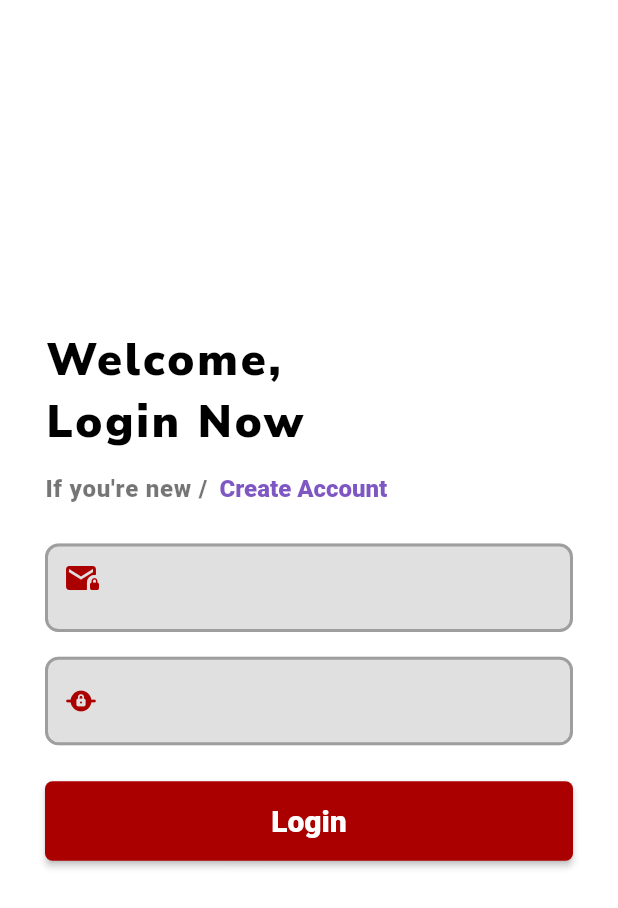
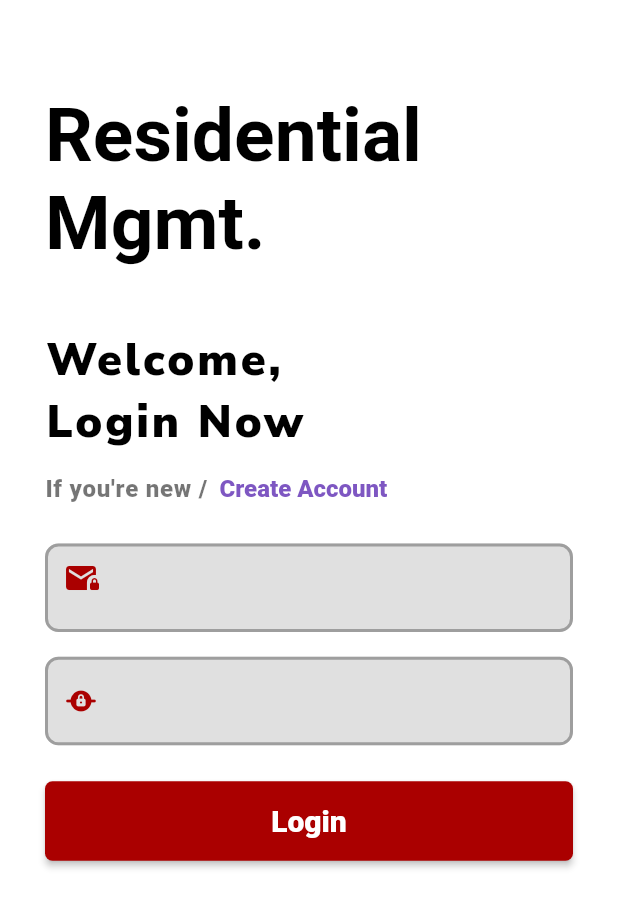
Before and after one commit to M-Saaim/Resedential-app, a Flutter app: the screen it shows after launch, on a phone screen of 412 x 824 dp. Shown: the top 908 px of the screen. Run offline on Flutter 3.47's test engine with Material 2 defaults, Android fonts, the phone set to English and light mode, and no system bars; drawn by our look-alikes of animated_text_kit; our stand-ins replace cloud_firestore, firebase_auth, firebase_core, google_fonts; accounts and stored records are empty.

Commit message:
ligin page title

```diff
--- a/lib/screen/loginpage.dart
+++ b/lib/screen/loginpage.dart
@@ -4,6 +4,14 @@ import 'package:resedentialapp/screen/admin/adhome.dart';
 import 'package:resedentialapp/screen/homepage.dart';
 import 'package:resedentialapp/screen/signin.dart';
 import 'package:firebase_auth/firebase_auth.dart';
+import 'package:animated_text_kit/animated_text_kit.dart';
+
+const _kTexts = ['Hello'];
+const _kTextStyle = TextStyle(
+  fontSize: 32.0,
+  fontWeight: FontWeight.bold,
+  color: Colors.blueAccent,
+);
 
 class LoginPage extends StatefulWidget {
   const LoginPage({Key? key}) : super(key: key);
@@ -17,8 +25,10 @@ class _LoginPageState extends State<LoginPage> {
 
   late String email;
   late String password;
+
   @override
   Widget build(BuildContext context) {
+    final titleTextStyle = Theme.of(context).textTheme.headlineSmall;
     return Scaffold(
       backgroundColor: Colors.white,
       body: SingleChildScrollView(
@@ -29,25 +39,43 @@ class _LoginPageState extends State<LoginPage> {
             width: MediaQuery.of(context).size.width,
             child: Column(
               children: [
-                Padding(
-                  padding:
-                      const EdgeInsets.symmetric(vertical: 10, horizontal: 25),
-                  child: SizedBox(
-                    height: 150,
-                    width: MediaQuery.of(context).size.width,
-                    //color: Colors.red[50],
-                    child: const CustomPaint(
-                        //painter: CurvedPainter(),
-                        ),
-                  ),
-                ),
+                // Padding(
+                //   padding:
+                //       const EdgeInsets.symmetric(vertical: 10, horizontal: 25),
+                //   child: SizedBox(
+                //     height: 150,
+                //     width: MediaQuery.of(context).size.width,
+                //     // color: Colors.red[50],
+                //     child: const CustomPaint(
+                //         //painter: CurvedPainter(),
+                //         ),
+                //   ),
+                // ),
                 Padding(
                   padding: const EdgeInsets.symmetric(
-                      horizontal: 30.0, vertical: 50),
+                      horizontal: 30.0, vertical: 20),
                   child: Column(
                     mainAxisAlignment: MainAxisAlignment.center,
                     crossAxisAlignment: CrossAxisAlignment.stretch,
                     children: <Widget>[
+                      TextLiquidFill(
+                        text: 'Residential Mgmt.',
+                        waveColor: Colors.black,
+                        boxBackgroundColor: Colors.white,
+                        textStyle: const TextStyle(
+                            fontSize: 50.0, fontWeight: FontWeight.bold),
+                        boxHeight: 200.0,
+                      ),
+                      // AnimatedTextKit(
+                      //   animatedTexts: [
+                      //     for (final txt in _kTexts)
+                      //       TypewriterAnimatedText(
+                      //         txt,
+                      //         textStyle: _kTextStyle,
+                      //         textAlign: TextAlign.start,
+                      //       )
+                      //   ],
+                      // ),
                       Text("Welcome,",
                           style: GoogleFonts.nunitoSans(
                               textStyle: const TextStyle(
--- a/pubspec.yaml
+++ b/pubspec.yaml
@@ -39,6 +39,7 @@ dependencies:
   connectivity: ^3.0.6
   cloud_firestore: ^4.4.4
   firebase_storage: ^11.0.15
+  animated_text_kit: ^4.2.2
 
 
 dev_dependencies:
```
Also changed, not shown: pubspec.lock.
